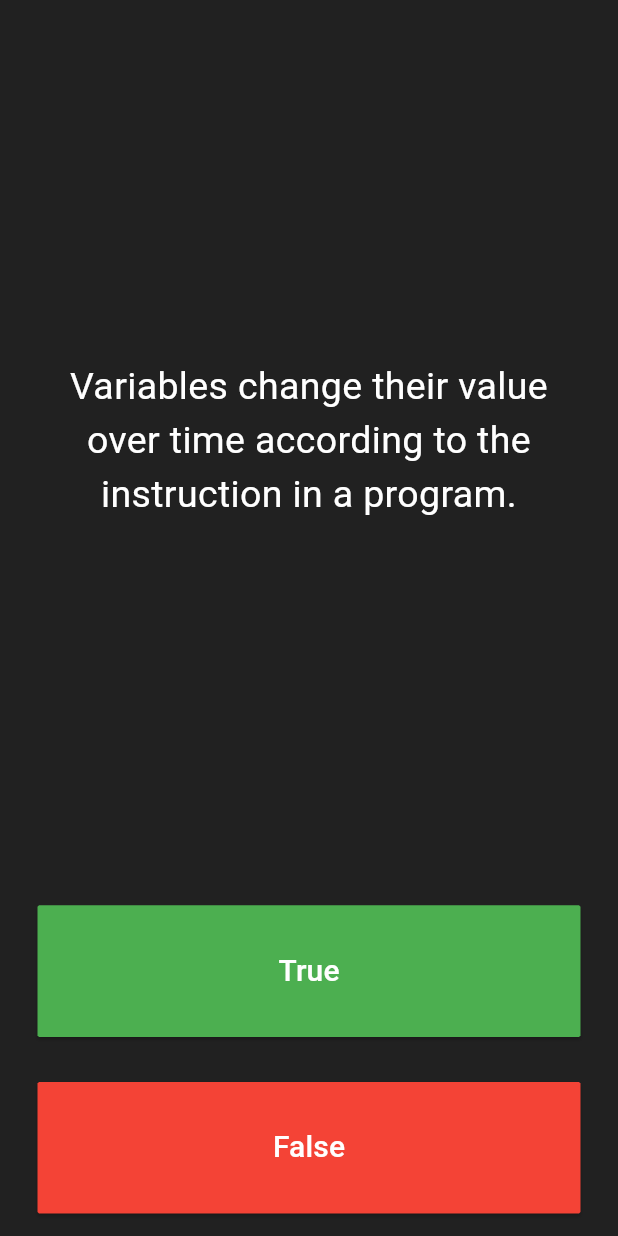
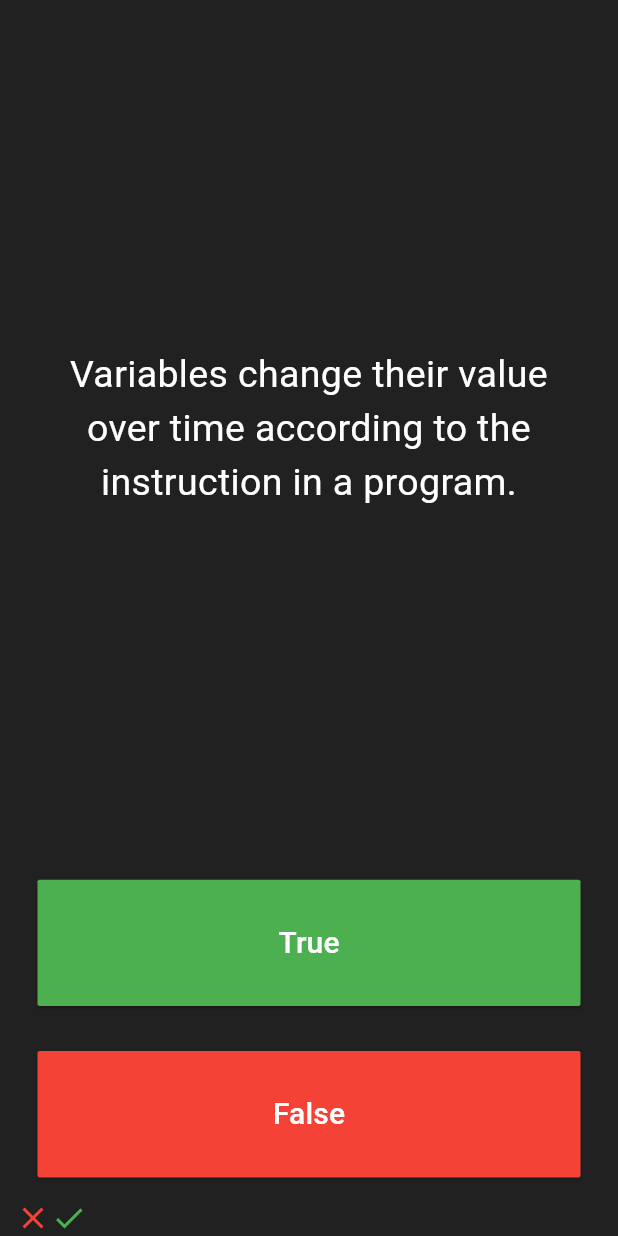
Before and after one commit to CJ445/quizzler-flutter, a Flutter app: the screen it shows after launch, after a tap on "True", after a tap on "False", on a phone screen of 412 x 824 dp. Run offline on Flutter 3.47's test engine with Material 3 defaults, Android fonts, the phone set to English and light mode, and no system bars; our stand-ins replace rflutter_alert.

```diff
--- a/lib/main.dart
+++ b/lib/main.dart
@@ -1,5 +1,7 @@
 import 'package:flutter/material.dart';
 import 'quiz_brain.dart';
+//TODO: Step 2 - Import the rFlutter_Alert package here.
+import "package:rflutter_alert/rflutter_alert.dart";
 
 QuizBrain quizBrain = QuizBrain();
 
@@ -13,7 +15,7 @@ class Quizzler extends StatelessWidget {
         backgroundColor: Colors.grey.shade900,
         body: SafeArea(
           child: Padding(
-            padding: EdgeInsets.symmetric(horizontal: 10.0),
+            padding: const EdgeInsets.symmetric(horizontal: 10.0),
             child: QuizPage(),
           ),
         ),
@@ -30,6 +32,57 @@ class QuizPage extends StatefulWidget {
 class _QuizPageState extends State<QuizPage> {
   List<Icon> scoreKeeper = [];
 
+  void checkAnswer(bool userPickedAnswer) {
+    bool correctAnswer = quizBrain.getCorrectAnswer();
+
+    setState(
+      () {
+        //TODO: Step 4 - Use IF/ELSE to check if we've reached the end of the quiz. If true, execute Part A, B, C, D.
+        if (quizBrain.isFinished()) {
+          //TODO: Step 4 Part A - show an alert using rFlutter_alert (remember to read the docs for the package!)
+          Alert(
+            context: context,
+            type: AlertType.success,
+            title: "USER ALERT",
+            desc: "You've reached the end of the quiz.",
+            buttons: [
+              DialogButton(
+                onPressed: () {
+                  Navigator.pop(context);
+                },
+                width: 120,
+                child: const Text(
+                  "RESET",
+                  style: TextStyle(color: Colors.white, fontSize: 20),
+                ),
+              )
+            ],
+          ).show();
+          //TODO: Step 4 Part C - reset the questionNumber,
+          quizBrain.reset();
+          //TODO: Step 4 Part D - empty out the scoreKeeper.
+          scoreKeeper = [];
+          //TODO: Step 5 - If we've not reached the end, ELSE do the answer checking steps below 👇
+        } else {
+          if (userPickedAnswer == correctAnswer) {
+            scoreKeeper.add(const Icon(
+              Icons.check,
+              color: Colors.green,
+            ));
+          } else {
+            scoreKeeper.add(const Icon(
+              Icons.close,
+              color: Colors.red,
+            ));
+          }
+          quizBrain.nextQuestion();
+        }
+
+        //HINT! Step 4 Part B is in the quiz_brain.dart
+      },
+    );
+  }
+
   @override
   Widget build(BuildContext context) {
     return Column(
@@ -39,12 +92,12 @@ class _QuizPageState extends State<QuizPage> {
         Expanded(
           flex: 5,
           child: Padding(
-            padding: EdgeInsets.all(10.0),
+            padding: const EdgeInsets.all(10.0),
             child: Center(
               child: Text(
                 quizBrain.getQuestionText(),
                 textAlign: TextAlign.center,
-                style: TextStyle(
+                style: const TextStyle(
                   fontSize: 25.0,
                   color: Colors.white,
                 ),
@@ -70,16 +123,7 @@ class _QuizPageState extends State<QuizPage> {
                 ),
               ),
               onPressed: () {
-                bool correctAnswer = quizBrain.getCorrectAnswer();
-
-                if (correctAnswer == true) {
-                  print("User got it right");
-                } else {
-                  print("User got it wrong");
-                }
-                setState(() {
-                  quizBrain.nextQuestion();
-                });
+                checkAnswer(true);
                 //The user picked true.
               },
             ),
@@ -103,16 +147,7 @@ class _QuizPageState extends State<QuizPage> {
                 ),
               ),
               onPressed: () {
-                bool correctAnswer = quizBrain.getCorrectAnswer();
-
-                if (correctAnswer == false) {
-                  print("User got it right");
-                } else {
-                  print("User got it wrong");
-                }
-                setState(() {
-                  quizBrain.nextQuestion();
-                });
+                checkAnswer(false);
               },
             ),
           ),
@@ -125,6 +160,14 @@ class _QuizPageState extends State<QuizPage> {
   }
 }
 
+// _onBasicAlertPressed(context) {
+//   Alert(
+//     context: context,
+//     title: "ALERT",
+//     desc: "You've reached the end of the quiz.",
+//   ).show();
+// }
+
 /*
 question1: 'You can lead a cow down stairs but not up stairs.', false,
 question2: 'Approximately one quarter of human bones are in the feet.', true,
--- a/lib/quiz_brain.dart
+++ b/lib/quiz_brain.dart
@@ -39,14 +39,6 @@ class QuizBrain {
     Question(
         'Like an if statement and a function call, the for Loop might cause the execution to not follow the sequential order of lines.',
         true),
-    Question(
-        'The statement count = count + 1 will cause an error because no number can be greater than itself.',
-        false),
-    Question(
-        'List comprehensions cannot express everything that a for loop can.',
-        true),
-    Question(
-        'Dictionaries will always have at least one key and value pair.', true)
   ];
 
   String getQuestionText() {
@@ -62,4 +54,20 @@ class QuizBrain {
   bool getCorrectAnswer() {
     return _questionBank[_questionNumber].questionAnswer;
   }
+
+//TODO: Step 3 Part A - Create a method called isFinished() here that checks to see if we have reached the last question. It should return (have an output) true if we've reached the last question and it should return false if we're not there yet.
+  bool isFinished() {
+    if (_questionNumber >= _questionBank.length - 1) {
+      print("Now returning true");
+      return true;
+    } else {
+      return false;
+    }
+  }
+//TODO: Step 3 Part B - Use a print statement to check that isFinished is returning true when you are indeed at the end of the quiz and when a restart should happen.
+
+//TODO: Step 4 Part B - Create a reset() method here that sets the questionNumber back to 0.
+  void reset() {
+    _questionNumber = 0;
+  }
 }
--- a/pubspec.yaml
+++ b/pubspec.yaml
@@ -35,6 +35,9 @@ dependencies:
   # The following adds the Cupertino Icons font to your application.
   # Use with the CupertinoIcons class for iOS style icons.
   cupertino_icons: ^1.0.6
+  #TODO: Step 1 - Add the rFlutter Alert package as a dependency here and use "Packages get".
+  rflutter_alert: ^2.0.7
+
 
 dev_dependencies:
   flutter_test:
```
Also changed, not shown: pubspec.lock.
